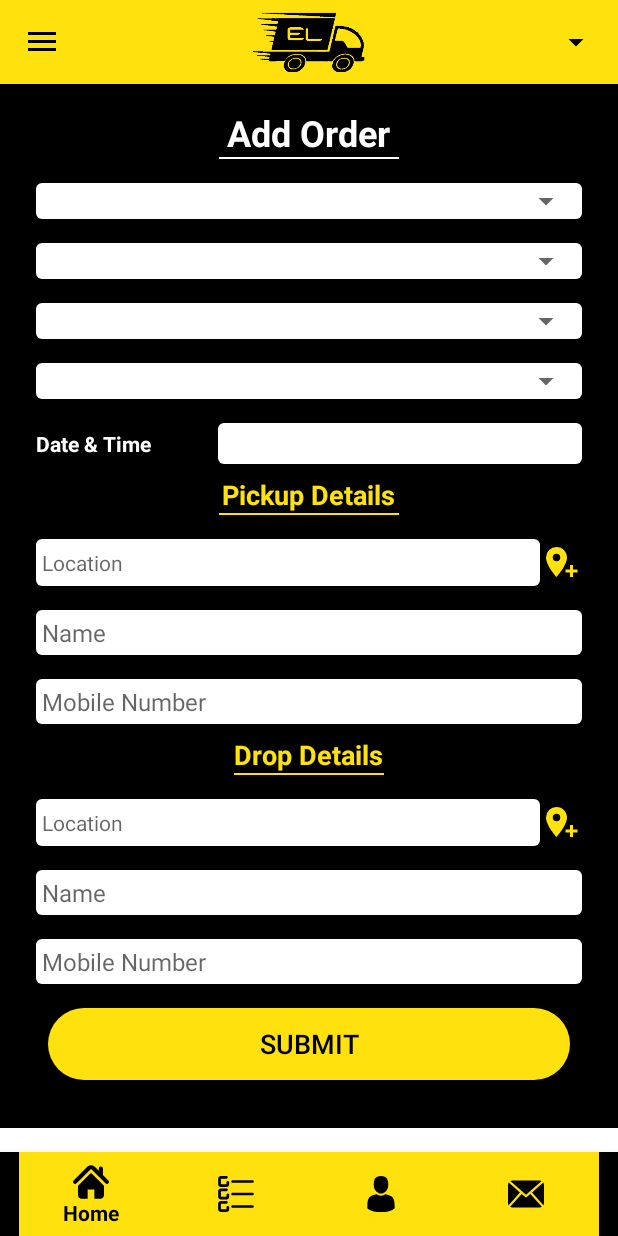
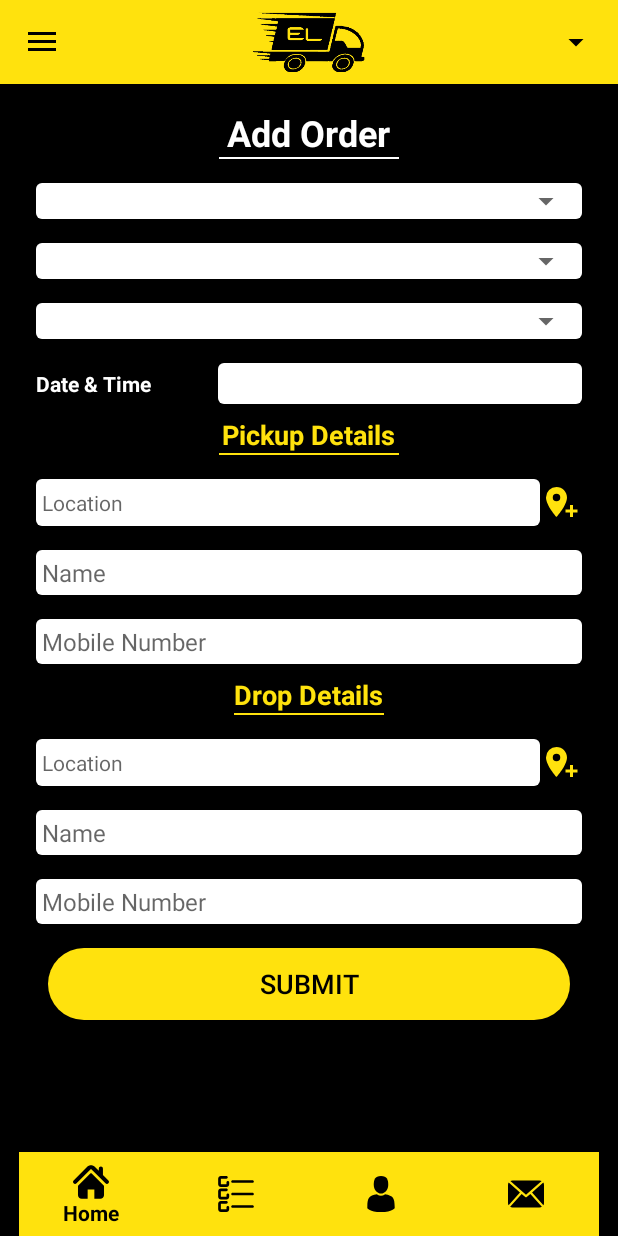
Before and after one commit to Dummyurl/Ewignta, an Android app: the AddOrderFragment screen opened directly, with no data from a screen before it, on a phone screen of 412 x 824 dp. Run offline under Robolectric (Android 15) with nearby library versions, the phone set to English and light mode, and no system bars; libraries missing offline, so code that uses them is left out: pub.devrel.easypermissions; 4 statements that could not run were skipped.

```diff
--- a/app/src/main/res/layout/fragment_add_orders.xml
+++ b/app/src/main/res/layout/fragment_add_orders.xml
@@ -2,6 +2,7 @@
 <RelativeLayout xmlns:android="http://schemas.android.com/apk/res/android"
     xmlns:tools="http://schemas.android.com/tools"
     android:layout_width="match_parent"
+    android:background="@android:color/black"
     android:layout_height="match_parent">
 
     <ScrollView
@@ -60,22 +61,6 @@
                     android:id="@+id/spinner_delivery_type"
                     android:layout_width="match_parent"
                     android:layout_height="wrap_content" />
-            </RelativeLayout>
-
-
-            <RelativeLayout
-                android:layout_width="match_parent"
-                android:layout_height="wrap_content"
-                android:layout_marginLeft="@dimen/margin8dp"
-                android:layout_marginRight="@dimen/margin8dp"
-                android:layout_marginTop="16dp"
-                android:background="@drawable/ic_rectangle_white">
-
-                <Spinner
-                    android:id="@+id/spinner_city"
-                    android:layout_width="match_parent"
-                    android:layout_height="wrap_content" />
-
             </RelativeLayout>
 
             <RelativeLayout
--- a/build.gradle
+++ b/build.gradle
@@ -14,7 +14,7 @@ buildscript {
         }
     }
     dependencies {
-        classpath 'com.android.tools.build:gradle:3.1.2'
+        classpath 'com.android.tools.build:gradle:3.1.3'
         classpath 'com.google.gms:google-services:3.2.0'
         classpath 'io.fabric.tools:gradle:1.25.2'
         // NOTE: Do not place your application dependencies here; they belong
```
